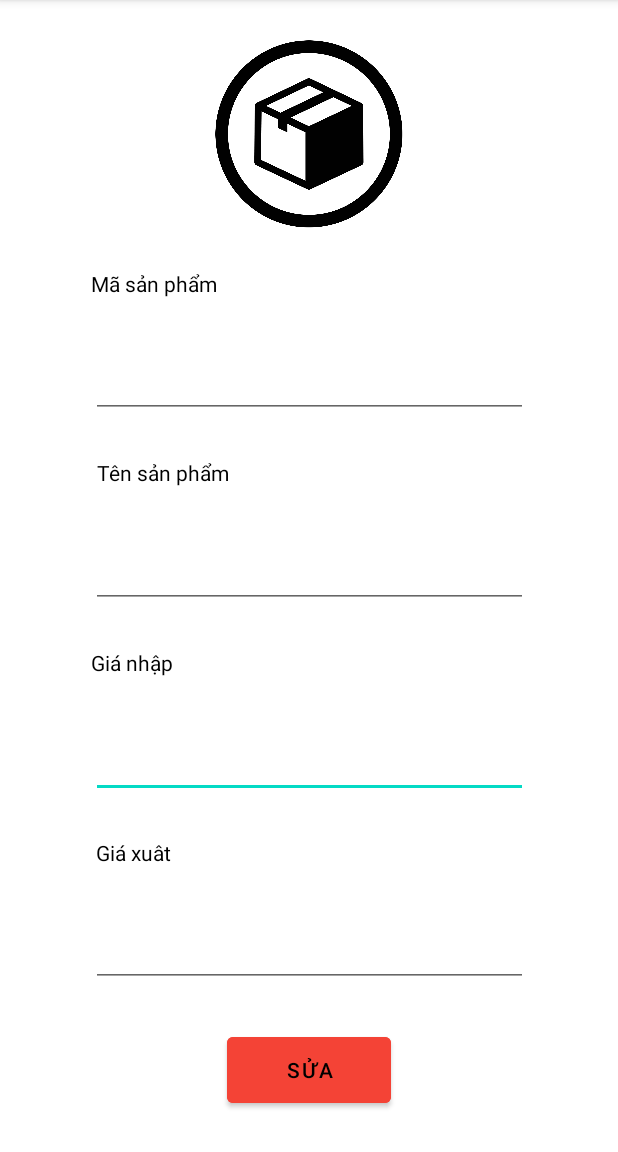
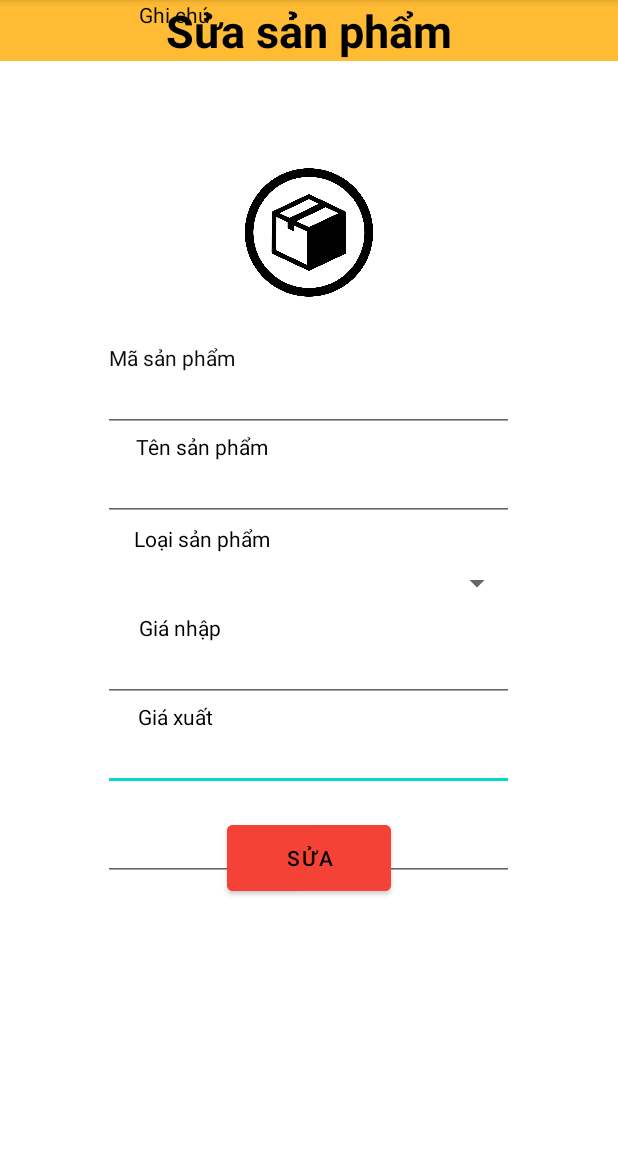
Before and after one commit to Hunghm/Quan_ly_ban_hang, an Android app: the SuaSanPhamActivity screen opened directly, with no data from a screen before it, on a phone screen of 412 x 824 dp, the part 84-1236 px from its top. Run offline under Robolectric (Android 15) with nearby library versions, the phone set to English and light mode, and no system bars; 1 statement that could not run was skipped.

Commit message:
layout-sanpham edit 7/4/2012

```diff
--- a/app/src/main/java/com/example/quan_ly_ban_hang/Adapter/ExampleAdapter.java
+++ b/app/src/main/java/com/example/quan_ly_ban_hang/Adapter/ExampleAdapter.java
@@ -66,7 +66,7 @@ public class ExampleAdapter extends RecyclerView.Adapter<ExampleAdapter.ExampleV
     @NonNull
     @Override
     public ExampleViewHolder onCreateViewHolder(@NonNull ViewGroup parent, int viewType) {
-        View v = LayoutInflater.from(parent.getContext()).inflate(R.layout.row_item,parent, false);
+        View v = LayoutInflater.from(parent.getContext()).inflate(R.layout.row_item_nhap,parent, false);
         ExampleViewHolder evh = new ExampleViewHolder(v, mListener);
         return evh;
     }
--- a/app/src/main/res/layout/activity_sua_san_pham.xml
+++ b/app/src/main/res/layout/activity_sua_san_pham.xml
@@ -6,122 +6,189 @@
     android:layout_height="match_parent"
     tools:context=".Activity.ThemSanPhamActivity">
 
-    <EditText
-        android:id="@+id/ed_gia_nhap_edit"
-        android:layout_width="291dp"
-        android:layout_height="53dp"
-        android:ems="10"
-        android:inputType="textPersonName"
-        app:layout_constraintBottom_toTopOf="@+id/textView9"
+    <TextView
+        android:id="@+id/tv_title2"
+        android:layout_width="0dp"
+        android:layout_height="wrap_content"
+        android:layout_marginBottom="188dp"
+        android:background="@android:color/holo_orange_light"
+        android:gravity="center"
+        android:text="Sửa sản phẩm"
+        android:textColor="@color/black"
+        android:textSize="30sp"
+        android:textStyle="bold"
+        app:layout_constraintBottom_toTopOf="@+id/textView12"
         app:layout_constraintEnd_toEndOf="parent"
-        app:layout_constraintHorizontal_bias="0.5"
         app:layout_constraintStart_toStartOf="parent"
-        app:layout_constraintTop_toBottomOf="@+id/textView8" />
+        app:layout_constraintTop_toTopOf="parent" />
 
     <EditText
         android:id="@+id/ed_gia_xuat_edit"
-        android:layout_width="291dp"
-        android:layout_height="53dp"
+        android:layout_width="274dp"
+        android:layout_height="40dp"
+        android:layout_marginStart="68dp"
+        android:layout_marginEnd="68dp"
+        android:layout_marginBottom="208dp"
         android:ems="10"
         android:inputType="textPersonName"
-        app:layout_constraintBottom_toTopOf="@+id/btn_edit"
+        android:saveEnabled="true"
+        app:layout_constraintBottom_toBottomOf="parent"
         app:layout_constraintEnd_toEndOf="parent"
-        app:layout_constraintHorizontal_bias="0.5"
-        app:layout_constraintStart_toStartOf="parent"
-        app:layout_constraintTop_toBottomOf="@+id/textView9" />
-
-    <TextView
-        android:id="@+id/textView9"
-        android:layout_width="wrap_content"
-        android:layout_height="wrap_content"
-        android:text="Giá xuât"
-        android:textColor="@color/black"
-        app:layout_constraintBottom_toTopOf="@+id/ed_gia_xuat_edit"
-        app:layout_constraintEnd_toEndOf="parent"
-        app:layout_constraintHorizontal_bias="0.177"
+        app:layout_constraintHorizontal_bias="0.495"
         app:layout_constraintStart_toStartOf="parent"
         app:layout_constraintTop_toBottomOf="@+id/ed_gia_nhap_edit" />
 
     <TextView
-        android:id="@+id/textView8"
+        android:id="@+id/textView6"
+        android:layout_width="wrap_content"
+        android:layout_height="wrap_content"
+        android:text="Giá xuất"
+        android:textColor="@color/black"
+        app:layout_constraintBottom_toTopOf="@+id/ed_gia_xuat_edit"
+        app:layout_constraintEnd_toEndOf="parent"
+        app:layout_constraintHorizontal_bias="0.255"
+        app:layout_constraintStart_toStartOf="parent"
+        app:layout_constraintTop_toBottomOf="@+id/ed_gia_nhap_edit"
+        app:layout_constraintVertical_bias="1.0" />
+
+    <EditText
+        android:id="@+id/ed_gia_nhap_edit"
+        android:layout_width="274dp"
+        android:layout_height="40dp"
+        android:layout_marginBottom="19dp"
+        android:inputType="textPersonName"
+        app:layout_constraintBottom_toTopOf="@+id/ed_gia_xuat_edit"
+        app:layout_constraintEnd_toEndOf="parent"
+        app:layout_constraintHorizontal_bias="0.496"
+        app:layout_constraintStart_toStartOf="parent"
+        app:layout_constraintTop_toBottomOf="@+id/sp_loai_san_pham_edit" />
+
+    <TextView
+        android:id="@+id/textView5"
         android:layout_width="wrap_content"
         android:layout_height="wrap_content"
         android:text="Giá nhập"
+        android:textColor="@color/black"
         app:layout_constraintBottom_toTopOf="@+id/ed_gia_nhap_edit"
         app:layout_constraintEnd_toEndOf="parent"
-        app:layout_constraintHorizontal_bias="0.169"
-        android:textColor="@color/black"
+        app:layout_constraintHorizontal_bias="0.259"
         app:layout_constraintStart_toStartOf="parent"
-        app:layout_constraintTop_toBottomOf="@+id/ed_ten_san_pham_edit" />
+        app:layout_constraintTop_toBottomOf="@+id/sp_loai_san_pham_edit"
+        app:layout_constraintVertical_bias="1.0" />
+
+    <Spinner
+        android:id="@+id/sp_loai_san_pham_edit"
+        android:layout_width="274dp"
+        android:layout_height="40dp"
+        android:layout_marginBottom="19dp"
+        android:ems="10"
+        android:inputType="textPersonName"
+        app:layout_constraintBottom_toTopOf="@+id/ed_gia_nhap_edit"
+        app:layout_constraintEnd_toEndOf="parent"
+        app:layout_constraintHorizontal_bias="0.493"
+        app:layout_constraintStart_toStartOf="parent" />
 
     <EditText
-        android:id="@+id/ed_ten_san_pham_edit"
-        android:layout_width="291dp"
-        android:layout_height="53dp"
+        android:id="@+id/ed_ten_sanpham_edit"
+        android:layout_width="274dp"
+        android:layout_height="40dp"
+        android:layout_marginBottom="2dp"
         android:ems="10"
         android:inputType="textPersonName"
-        app:layout_constraintBottom_toTopOf="@+id/textView8"
+        app:layout_constraintBottom_toTopOf="@+id/textView3"
         app:layout_constraintEnd_toEndOf="parent"
-        app:layout_constraintHorizontal_bias="0.5"
+        app:layout_constraintHorizontal_bias="0.497"
         app:layout_constraintStart_toStartOf="parent"
-        app:layout_constraintTop_toBottomOf="@+id/textView7" />
+        app:layout_constraintTop_toBottomOf="@+id/textView4" />
 
     <TextView
-        android:id="@+id/textView7"
+        android:id="@+id/textView3"
+        android:layout_width="wrap_content"
+        android:layout_height="wrap_content"
+        android:text="Loại sản phẩm"
+        android:textColor="@color/black"
+        app:layout_constraintBottom_toTopOf="@+id/sp_loai_san_pham_edit"
+        app:layout_constraintEnd_toEndOf="parent"
+        app:layout_constraintHorizontal_bias="0.279"
+        app:layout_constraintStart_toStartOf="parent"
+        app:layout_constraintTop_toBottomOf="@+id/ed_ten_sanpham_edit" />
+
+    <TextView
+        android:id="@+id/textView4"
         android:layout_width="wrap_content"
         android:layout_height="wrap_content"
         android:text="Tên sản phẩm"
         android:textColor="@color/black"
-        app:layout_constraintBottom_toTopOf="@+id/ed_ten_san_pham_edit"
+        app:layout_constraintBottom_toTopOf="@+id/ed_ten_sanpham_edit"
         app:layout_constraintEnd_toEndOf="parent"
-        app:layout_constraintHorizontal_bias="0.199"
+        app:layout_constraintHorizontal_bias="0.28"
         app:layout_constraintStart_toStartOf="parent"
         app:layout_constraintTop_toBottomOf="@+id/ed_ma_san_pham_edit" />
 
     <ImageView
-        android:id="@+id/img_edit"
-        android:layout_width="165dp"
-        android:layout_height="125dp"
-        android:src="@drawable/img_sanpham"
-        app:layout_constraintBottom_toTopOf="@+id/textView2"
+        android:id="@+id/img_add_san_pham"
+        android:layout_width="93dp"
+        android:layout_height="86dp"
+        android:layout_marginTop="112dp"
         app:layout_constraintEnd_toEndOf="parent"
-        app:layout_constraintHorizontal_bias="0.5"
         app:layout_constraintStart_toStartOf="parent"
-        app:layout_constraintTop_toTopOf="parent" />
-
-    <TextView
-        android:id="@+id/textView2"
-        android:layout_width="wrap_content"
-        android:layout_height="wrap_content"
-        android:text="Mã sản phẩm"
-        android:textColor="@color/black"
-        app:layout_constraintBottom_toTopOf="@+id/ed_ma_san_pham_edit"
-        app:layout_constraintEnd_toEndOf="parent"
-        app:layout_constraintHorizontal_bias="0.184"
-        app:layout_constraintStart_toStartOf="parent"
-        app:layout_constraintTop_toBottomOf="@+id/img_edit" />
+        app:layout_constraintTop_toTopOf="parent"
+        app:srcCompat="@drawable/img_sanpham" />
 
     <EditText
         android:id="@+id/ed_ma_san_pham_edit"
-        android:layout_width="291dp"
-        android:layout_height="53dp"
+        android:layout_width="274dp"
+        android:layout_height="40dp"
         android:ems="10"
         android:inputType="textPersonName"
-        app:layout_constraintBottom_toTopOf="@+id/textView7"
+        app:layout_constraintBottom_toTopOf="@+id/textView4"
         app:layout_constraintEnd_toEndOf="parent"
-        app:layout_constraintHorizontal_bias="0.5"
+        app:layout_constraintHorizontal_bias="0.497"
         app:layout_constraintStart_toStartOf="parent"
-        app:layout_constraintTop_toBottomOf="@+id/textView2" />
+        app:layout_constraintTop_toBottomOf="@+id/textView12" />
 
     <Button
         android:id="@+id/btn_edit"
         android:layout_width="109dp"
         android:layout_height="56dp"
+        android:layout_marginBottom="168dp"
         android:backgroundTint="#F44336"
         android:text="Sửa"
         app:layout_constraintBottom_toBottomOf="parent"
         app:layout_constraintEnd_toEndOf="parent"
-        app:layout_constraintHorizontal_bias="0.5"
+        app:layout_constraintStart_toStartOf="parent" />
+
+    <TextView
+        android:id="@+id/textView12"
+        android:layout_width="wrap_content"
+        android:layout_height="wrap_content"
+        android:layout_marginStart="4dp"
+        android:text="Mã sản phẩm"
+        android:textColor="#0C0C0C"
+        app:layout_constraintBottom_toTopOf="@+id/ed_ma_san_pham_edit"
+        app:layout_constraintStart_toStartOf="@+id/ed_ma_san_pham_edit"
+        app:layout_constraintTop_toBottomOf="@+id/tv_title2" />
+
+    <EditText
+        android:id="@+id/ed_ghichu_edit"
+        android:layout_width="274dp"
+        android:layout_height="40dp"
+        android:layout_marginTop="20dp"
+        android:ems="10"
+        android:inputType="textPersonName"
+        app:layout_constraintEnd_toEndOf="parent"
+        app:layout_constraintHorizontal_bias="0.497"
         app:layout_constraintStart_toStartOf="parent"
         app:layout_constraintTop_toBottomOf="@+id/ed_gia_xuat_edit" />
+
+    <TextView
+        android:id="@+id/textView14"
+        android:layout_width="wrap_content"
+        android:layout_height="wrap_content"
+        android:text="Ghi chú"
+        android:textColor="#070707"
+        app:layout_constraintEnd_toEndOf="parent"
+        app:layout_constraintHorizontal_bias="0.254"
+        app:layout_constraintStart_toStartOf="parent"
+        tools:layout_editor_absoluteY="529dp" />
 </androidx.constraintlayout.widget.ConstraintLayout>
--- a/app/src/main/res/layout/activity_them_san_pham.xml
+++ b/app/src/main/res/layout/activity_them_san_pham.xml
@@ -52,6 +52,7 @@
 
     <EditText
         android:id="@+id/ed_gia_xuat_add"
+        android:saveEnabled="true"
         android:layout_width="0dp"
         android:layout_height="0dp"
         android:layout_marginStart="68dp"
```
